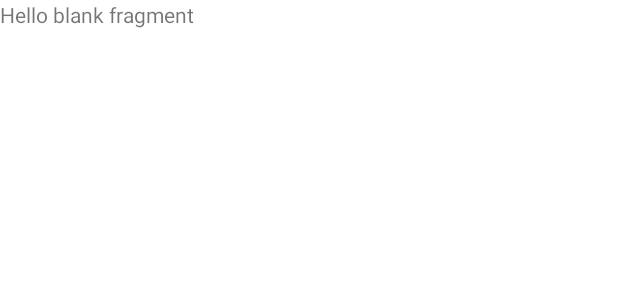
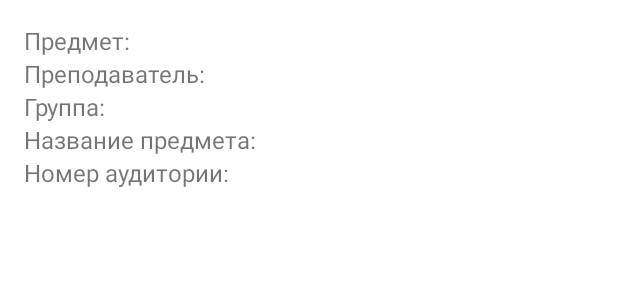
Before and after one commit to Nia447/schedule-hits-2023, an Android app: the layout fragment_saturday.xml on its own in the app's theme, with its tools: preview values and no code run, on a phone screen of 412 x 824 dp. Shown: the top 300 px of the screen. Run offline under Robolectric (Android 15) with nearby library versions, the phone set to English and light mode, and no system bars.

Commit message:
-ADD weak swetcer
-add vies of leasson
-add weakes swetcher

```diff
--- a/app/src/main/java/com/example/schedule/MondayFragment.java
+++ b/app/src/main/java/com/example/schedule/MondayFragment.java
@@ -9,11 +9,7 @@ import android.view.View;
 import android.view.ViewGroup;
 import android.widget.TextView;
 
-/**
- * A simple {@link Fragment} subclass.
- * Use the {@link MondayFragment#newInstance} factory method to
- * create an instance of this fragment.
- */
+
 public class MondayFragment extends Fragment {
 
     public MondayFragment() {
--- a/app/src/main/java/com/example/schedule/stud.java
+++ b/app/src/main/java/com/example/schedule/stud.java
@@ -14,7 +14,7 @@ import android.widget.Toast;
 public class stud extends AppCompatActivity {
     private EditText mEditText;
     private Button mButton;
-    private SharedPreferences mSharedPreferences;
+    public SharedPreferences mSharedPreferences;
 
     @Override
     protected void onCreate(Bundle savedInstanceState) {
--- a/app/src/main/res/layout/fragment_monday.xml
+++ b/app/src/main/res/layout/fragment_monday.xml
@@ -25,6 +25,7 @@
             android:layout_height="wrap_content"
             android:textSize="16sp" />
 
+
         <TextView
             android:id="@+id/time1"
             android:layout_width="match_parent"
--- a/app/src/main/res/layout/fragment_saturday.xml
+++ b/app/src/main/res/layout/fragment_saturday.xml
@@ -6,9 +6,89 @@
     tools:context=".SaturdayFragment">
 
     <!-- TODO: Update blank fragment layout -->
-    <TextView
+    <RelativeLayout xmlns:android="http://schemas.android.com/apk/res/android"
         android:layout_width="match_parent"
-        android:layout_height="match_parent"
-        android:text="@string/hello_blank_fragment" />
+        android:layout_height="wrap_content"
+        android:padding="16dp">
+
+        <TextView
+            android:id="@+id/subjectTextView"
+            android:layout_width="wrap_content"
+            android:layout_height="wrap_content"
+            android:text="Предмет:"
+            android:textSize="16sp" />
+
+        <TextView
+            android:id="@+id/subjectNameTextView"
+            android:layout_width="wrap_content"
+            android:layout_height="wrap_content"
+            android:layout_toRightOf="@id/subjectTextView"
+            android:textSize="16sp" />
+
+        <TextView
+            android:id="@+id/teacherTextView"
+            android:layout_width="wrap_content"
+            android:layout_height="wrap_content"
+            android:layout_below="@id/subjectTextView"
+            android:text="Преподаватель:"
+            android:textSize="16sp" />
+
+        <TextView
+            android:id="@+id/teacherNameTextView"
+            android:layout_width="wrap_content"
+            android:layout_height="wrap_content"
+            android:layout_below="@id/subjectNameTextView"
+            android:layout_toRightOf="@id/teacherTextView"
+            android:textSize="16sp" />
+
+        <TextView
+            android:id="@+id/groupTextView"
+            android:layout_width="wrap_content"
+            android:layout_height="wrap_content"
+            android:layout_below="@id/teacherTextView"
+            android:text="Группа:"
+            android:textSize="16sp" />
+
+        <TextView
+            android:id="@+id/groupNameTextView"
+            android:layout_width="wrap_content"
+            android:layout_height="wrap_content"
+            android:layout_below="@id/teacherNameTextView"
+            android:layout_toRightOf="@id/groupTextView"
+            android:textSize="16sp" />
+
+        <TextView
+            android:id="@+id/lessonTitleTextView"
+            android:layout_width="wrap_content"
+            android:layout_height="wrap_content"
+            android:layout_below="@id/groupTextView"
+            android:text="Название предмета:"
+            android:textSize="16sp" />
+
+        <TextView
+            android:id="@+id/lessonTitleNameTextView"
+            android:layout_width="wrap_content"
+            android:layout_height="wrap_content"
+            android:layout_below="@id/groupNameTextView"
+            android:layout_toRightOf="@id/lessonTitleTextView"
+            android:textSize="16sp" />
+
+        <TextView
+            android:id="@+id/classroomTextView"
+            android:layout_width="wrap_content"
+            android:layout_height="wrap_content"
+            android:layout_below="@id/lessonTitleTextView"
+            android:text="Номер аудитории:"
+            android:textSize="16sp" />
+
+        <TextView
+            android:id="@+id/classroomNumberTextView"
+            android:layout_width="wrap_content"
+            android:layout_height="wrap_content"
+            android:layout_below="@id/lessonTitleNameTextView"
+            android:layout_toRightOf="@id/classroomTextView"
+            android:textSize="16sp" />
+
+    </RelativeLayout>
 
 </FrameLayout>
```
Also changed, not shown: app/src/main/java/com/example/schedule/MainActivity.java (+9 -0 lines), app/src/main/java/com/example/schedule/WeekSwitcherFragment.java (added, +48 -0 lines), app/src/main/res/layout/activity_main.xml (+15 -5 lines), app/src/main/res/layout/fragment_week_switcher.xml (added, +30 -0 lines).
